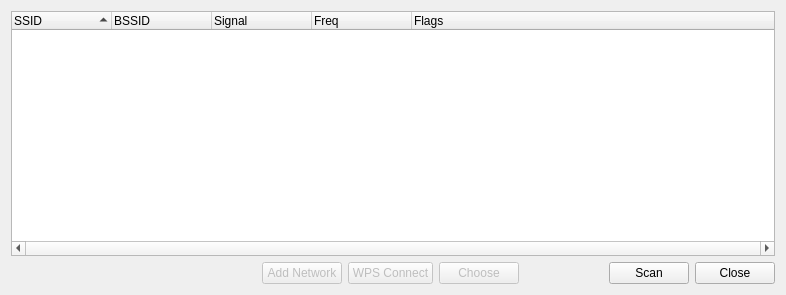
The window that src/scanresults.ui (loh-tar/wpa-cute) describes before a commit, drawn with Qt 5.
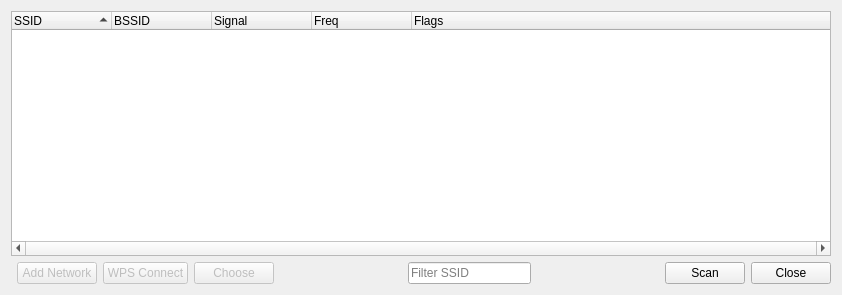
The same window after the commit.

Commit message:
Add a field to filter SSID in scan results
That should be handy to find more quickly some particular network when
many hotspots are around

What changed in the file:
```diff
--- a/src/scanresults.ui
+++ b/src/scanresults.ui
@@ -6,15 +6,15 @@
    <rect>
     <x>0</x>
     <y>0</y>
-    <width>786</width>
+    <width>842</width>
     <height>295</height>
    </rect>
   </property>
   <property name="windowTitle">
    <string>Scan Results</string>
   </property>
-  <layout class="QVBoxLayout">
-   <item>
+  <layout class="QGridLayout" name="gridLayout">
+   <item row="0" column="0" colspan="9">
     <widget class="QTreeWidget" name="scanResultsWidget">
      <property name="horizontalScrollBarPolicy">
       <enum>Qt::ScrollBarAlwaysOn</enum>
@@ -75,48 +75,7 @@
      </column>
     </widget>
    </item>
-   <item>
-    <layout class="QHBoxLayout">
-     <item>
-      <spacer>
-       <property name="orientation">
-        <enum>Qt::Horizontal</enum>
-       </property>
-       <property name="sizeHint" stdset="0">
-        <size>
-         <width>40</width>
-         <height>20</height>
-        </size>
-       </property>
-      </spacer>
-     </item>
-     <item>
-      <spacer name="horizontalSpacer_3">
-       <property name="orientation">
-        <enum>Qt::Horizontal</enum>
-       </property>
-       <property name="sizeHint" stdset="0">
-        <size>
-         <width>40</width>
-         <height>20</height>
-        </size>
-       </property>
-      </spacer>
-     </item>
-     <item>
-      <spacer name="horizontalSpacer_2">
-       <property name="orientation">
-        <enum>Qt::Horizontal</enum>
-       </property>
-       <property name="sizeHint" stdset="0">
-        <size>
-         <width>40</width>
-         <height>20</height>
-        </size>
-       </property>
-      </spacer>
-     </item>
-     <item>
+   <item row="1" column="1">
       <widget class="QPushButton" name="addButton">
        <property name="enabled">
         <bool>false</bool>
@@ -126,7 +85,7 @@
        </property>
       </widget>
      </item>
-     <item>
+   <item row="1" column="2">
       <widget class="QPushButton" name="wpsButton">
        <property name="enabled">
         <bool>false</bool>
@@ -136,7 +95,7 @@
        </property>
       </widget>
      </item>
-     <item>
+   <item row="1" column="3">
       <widget class="QPushButton" name="chooseButton">
        <property name="enabled">
         <bool>false</bool>
@@ -146,34 +105,55 @@
        </property>
       </widget>
      </item>
-     <item>
+   <item row="1" column="4">
+    <spacer name="horizontalSpacer_2">
+     <property name="orientation">
+      <enum>Qt::Horizontal</enum>
+     </property>
+     <property name="sizeHint" stdset="0">
+      <size>
+       <width>76</width>
+       <height>20</height>
+      </size>
+     </property>
+    </spacer>
+   </item>
+   <item row="1" column="5">
+    <widget class="QLineEdit" name="filterField">
+     <property name="placeholderText">
+      <string>Filter SSID</string>
+     </property>
+     <property name="clearButtonEnabled">
+      <bool>true</bool>
+     </property>
+    </widget>
+   </item>
+   <item row="1" column="6">
       <spacer name="horizontalSpacer">
        <property name="orientation">
         <enum>Qt::Horizontal</enum>
        </property>
        <property name="sizeHint" stdset="0">
         <size>
-         <width>40</width>
+       <width>76</width>
          <height>20</height>
         </size>
        </property>
       </spacer>
      </item>
-     <item>
+   <item row="1" column="7">
       <widget class="QPushButton" name="scanButton">
        <property name="text">
         <string>Scan</string>
        </property>
       </widget>
      </item>
-     <item>
+   <item row="1" column="8">
       <widget class="QPushButton" name="closeButton">
        <property name="text">
         <string>Close</string>
        </property>
       </widget>
-     </item>
-    </layout>
    </item>
   </layout>
  </widget>
```
Left out of the diff: 6 changed lines with no effect on the pictures. Lines whose indentation alone changed are shown as unchanged. The commit also changes 2 other files.
